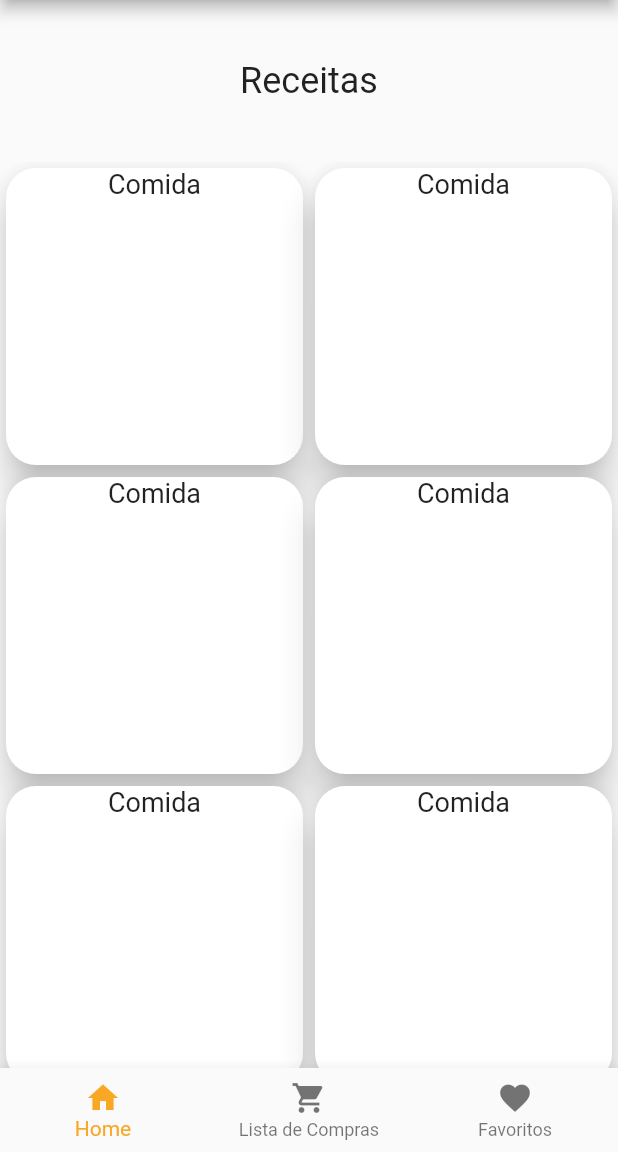
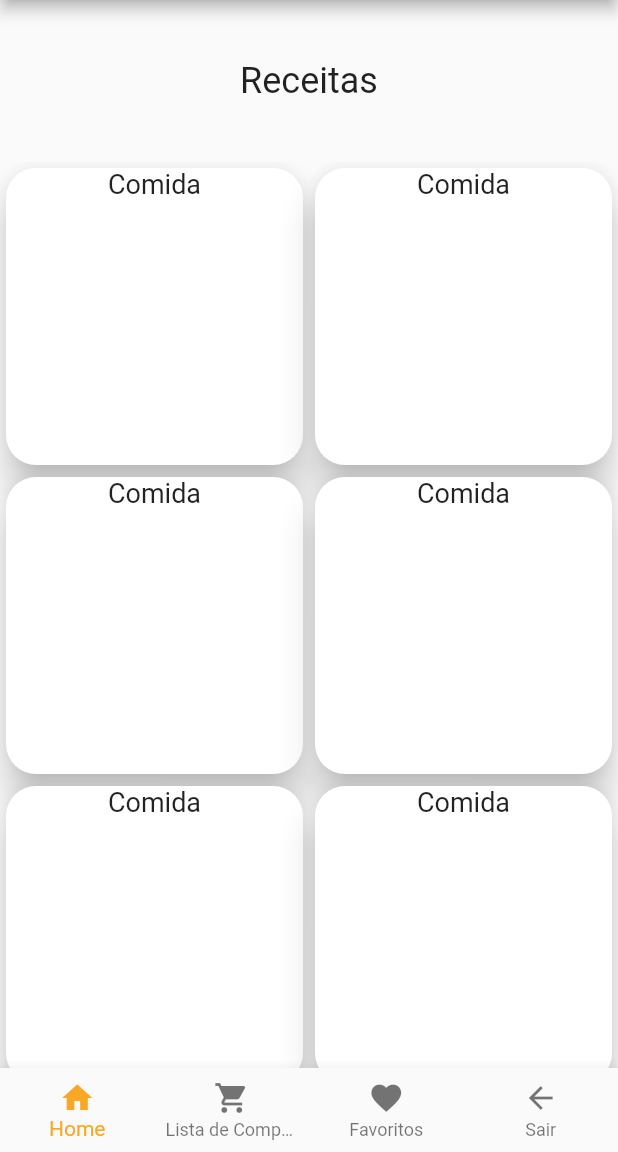
Before and after one commit to ThomasLincoln/Pratical_Food, a Flutter app: the MyStatefulWidget screen opened directly, on a phone screen of 412 x 824 dp, the part 84-1236 px from its top. Run offline on Flutter 3.47's test engine with Material 2 defaults, Android fonts, the light colour scheme and no system bars; our stand-ins replace cloud_firestore, firebase_auth, firebase_core; accounts and stored records are empty.

Commit message:
feature/botaozinhodedeslogar

```diff
--- a/Pratical_Food/lib/screens/MenuPage.dart
+++ b/Pratical_Food/lib/screens/MenuPage.dart
@@ -63,6 +63,7 @@ class _MyStatefulWidgetState extends State<MyStatefulWidget> {
       ),
       body: _children[_selectedIndex],
       bottomNavigationBar: BottomNavigationBar(
+        type: BottomNavigationBarType.fixed,
         items: const <BottomNavigationBarItem>[
           BottomNavigationBarItem(
             icon: Icon(Icons.home),
@@ -77,6 +78,11 @@ class _MyStatefulWidgetState extends State<MyStatefulWidget> {
              Icon(Icons.favorite),
             title: Text('Favoritos'),
           ),
+          BottomNavigationBarItem(
+            icon:
+             Icon(Icons.arrow_back),
+            title: Text('Sair'),
+          ),
         ],
         currentIndex: _selectedIndex,
         selectedItemColor: Colors.yellow[800],
```
